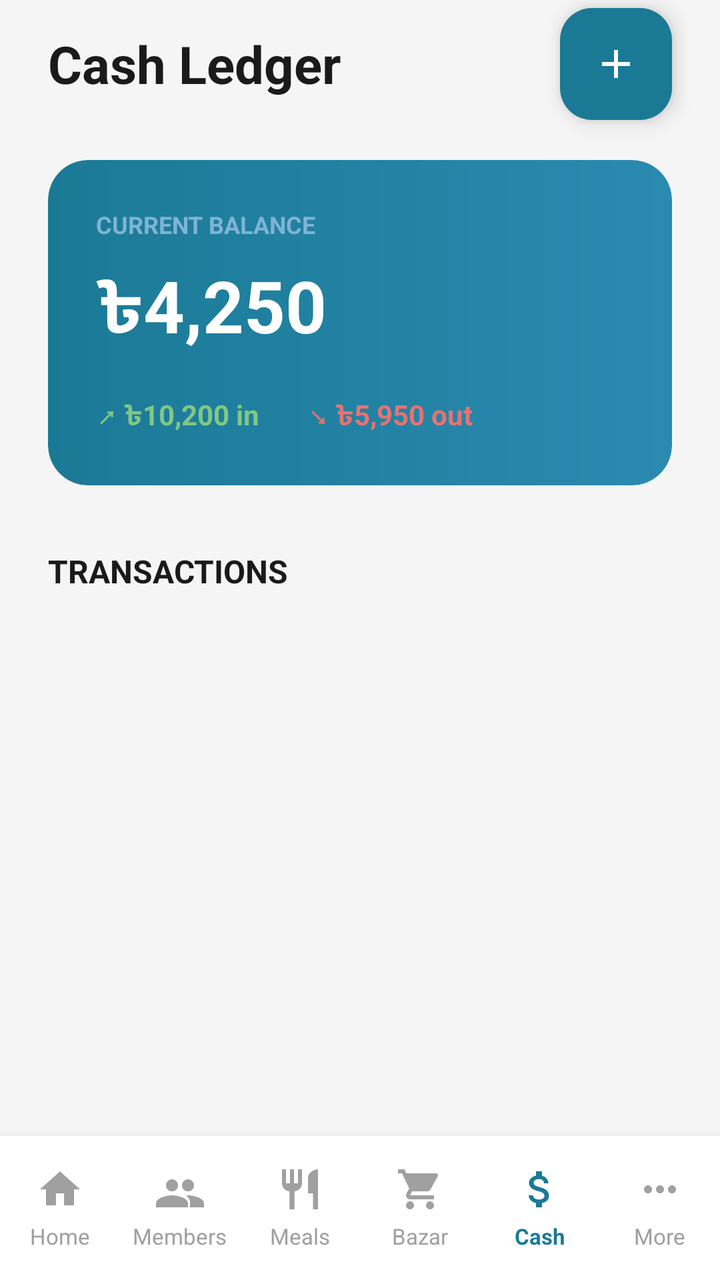
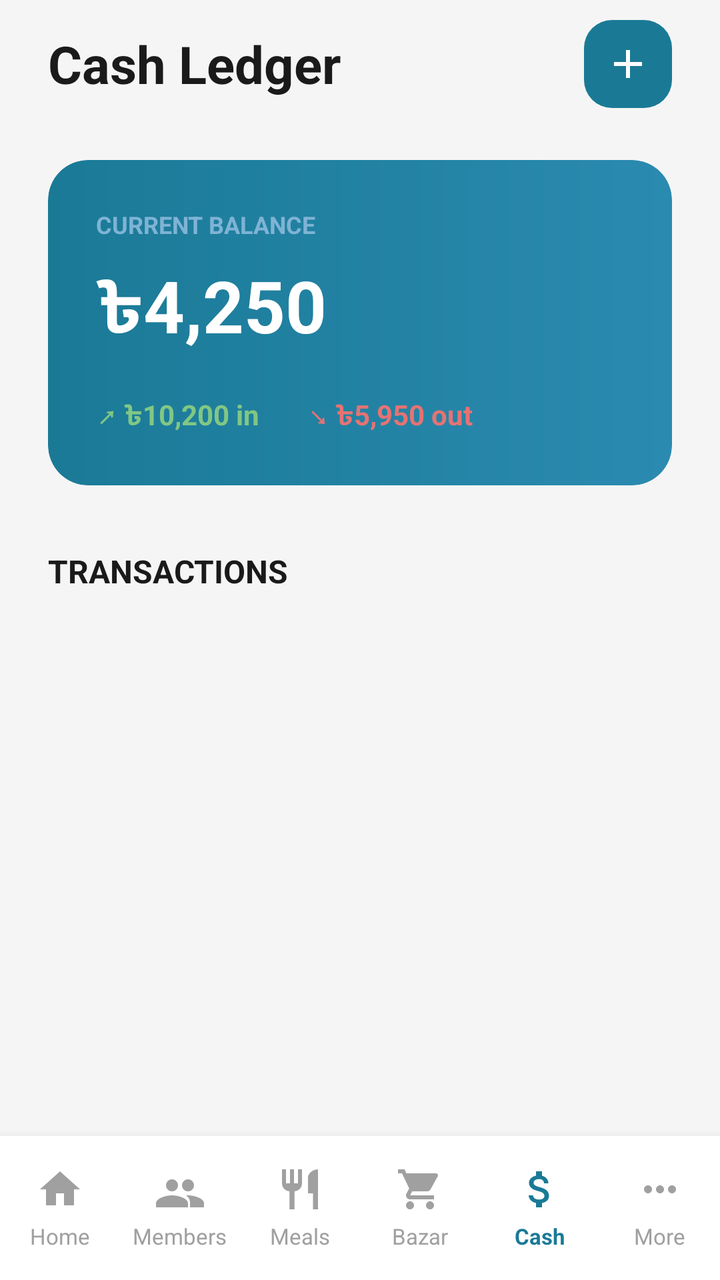

Before-and-after screenshots of an Android layout around one commit, followed by the original layout XML and the change that was made.
<!-- AndroidManifest.xml: activity theme Theme.MessManagement -->
<!-- res/layout/activity_cash_ledger.xml -->
<?xml version="1.0" encoding="utf-8"?>
<androidx.constraintlayout.widget.ConstraintLayout xmlns:android="http://schemas.android.com/apk/res/android"
    xmlns:app="http://schemas.android.com/apk/res-auto"
    xmlns:tools="http://schemas.android.com/tools"
    android:layout_width="match_parent"
    android:layout_height="match_parent"
    android:background="@color/bazar_bg">

    
    <TextView
        android:id="@+id/toolbar"
        android:layout_width="match_parent"
        android:layout_height="?attr/actionBarSize"
        android:background="@color/bazar_bg"
        app:layout_constraintTop_toTopOf="parent"
        android:text="@string/title_cash_ledger"

        android:textSize="26sp"
        android:paddingLeft="24dp"
        android:gravity="center_vertical"
        android:textStyle="bold"
        android:textColor="@color/text_dark" />

    <com.google.android.material.floatingactionbutton.FloatingActionButton
        android:id="@+id/fab_add_transaction"
        android:layout_width="wrap_content"
        android:layout_height="wrap_content"
        android:layout_marginEnd="24dp"
        android:contentDescription="@string/header_transactions"
        android:src="@drawable/ic_add"
        app:backgroundTint="@color/fab_bg"
        app:fabSize="mini"
        app:layout_constraintBottom_toBottomOf="@id/toolbar"
        app:layout_constraintEnd_toEndOf="parent"
        app:layout_constraintTop_toTopOf="@id/toolbar"
        app:tint="@color/white" />

    <ScrollView
        android:layout_width="match_parent"
        android:layout_height="0dp"
        android:fillViewport="true"
        app:layout_constraintBottom_toTopOf="@id/bottom_nav"
        app:layout_constraintTop_toBottomOf="@id/toolbar">

        <androidx.constraintlayout.widget.ConstraintLayout
            android:layout_width="match_parent"
            android:layout_height="wrap_content"
            android:paddingBottom="24dp">

            
            <com.google.android.material.card.MaterialCardView
                android:id="@+id/card_current_balance"
                android:layout_width="match_parent"
                android:layout_height="wrap_content"
                android:layout_marginHorizontal="24dp"
                android:layout_marginTop="16dp"
                app:cardCornerRadius="20dp"
                app:layout_constraintTop_toTopOf="parent"
                app:strokeWidth="0dp">

                <androidx.constraintlayout.widget.ConstraintLayout
                    android:layout_width="match_parent"
                    android:layout_height="wrap_content"
                    android:background="@drawable/cash_card_background"
                    android:padding="24dp">

                    <TextView
                        android:id="@+id/tv_balance_label"
                        android:layout_width="wrap_content"
                        android:layout_height="wrap_content"
                        android:text="@string/label_current_balance"
                        android:textColor="@color/text_light_blue"
                        android:textSize="12sp"
                        android:textStyle="bold"
                        app:layout_constraintStart_toStartOf="parent"
                        app:layout_constraintTop_toTopOf="parent" />

                    <TextView
                        android:id="@+id/tv_balance_amount"
                        android:layout_width="wrap_content"
                        android:layout_height="wrap_content"
                        android:layout_marginTop="8dp"
                        android:text="@string/balance_amount"
                        android:textColor="@color/white"
                        android:textSize="36sp"
                        android:textStyle="bold"
                        app:layout_constraintStart_toStartOf="parent"
                        app:layout_constraintTop_toBottomOf="@id/tv_balance_label" />

                    <LinearLayout
                        android:layout_width="match_parent"
                        android:layout_height="wrap_content"
                        android:layout_marginTop="16dp"
                        android:baselineAligned="false"
                        android:orientation="horizontal"
                        app:layout_constraintTop_toBottomOf="@id/tv_balance_amount">

                        <TextView
                            android:id="@+id/tv_incoming"
                            android:layout_width="wrap_content"
                            android:layout_height="wrap_content"
                            android:text="↗ ৳10,200 in"
                            android:textColor="#81C784"
                            android:textSize="14sp"
                            android:textStyle="bold" />

                        <TextView
                            android:id="@+id/tv_outgoing"
                            android:layout_width="wrap_content"
                            android:layout_height="wrap_content"
                            android:layout_marginStart="24dp"
                            android:text="↘ ৳5,950 out"
                            android:textColor="#E57373"
                            android:textSize="14sp"
                            android:textStyle="bold" />
                    </LinearLayout>

                </androidx.constraintlayout.widget.ConstraintLayout>
            </com.google.android.material.card.MaterialCardView>

            
            <TextView
                android:id="@+id/tv_transactions_header"
                android:layout_width="wrap_content"
                android:layout_height="wrap_content"
                android:layout_marginStart="24dp"
                android:layout_marginTop="32dp"
                android:text="@string/header_transactions"
                android:textColor="@color/text_dark"
                android:textSize="16sp"
                android:textStyle="bold"
                app:layout_constraintStart_toStartOf="parent"
                app:layout_constraintTop_toBottomOf="@id/card_current_balance" />

            

            <androidx.recyclerview.widget.RecyclerView
                android:id="@+id/transaction_container"
                android:layout_width="match_parent"
                android:layout_height="0dp"
                android:layout_weight="1"
                android:paddingHorizontal="16dp"
                android:paddingBottom="8dp"
                android:clipToPadding="false"
                app:layout_constraintTop_toBottomOf="@id/tv_transactions_header"/>


        </androidx.constraintlayout.widget.ConstraintLayout>
    </ScrollView>

    
    <LinearLayout
        android:id="@+id/bottom_nav"
        android:layout_width="match_parent"
        android:layout_height="72dp"
        android:background="@drawable/bottom_nav_background"
        android:baselineAligned="false"
        android:elevation="8dp"
        android:orientation="horizontal"
        app:layout_constraintBottom_toBottomOf="parent">

        
        <LinearLayout
            android:layout_width="0dp"
            android:layout_height="match_parent"
            android:layout_weight="1"
            android:gravity="center"
            android:orientation="vertical"

            android:clickable="true"
            android:focusable="true"
            android:background="?attr/selectableItemBackground"
            android:id="@+id/btn_home_layout">
            <ImageView
                android:layout_width="24dp"
                android:layout_height="24dp"
                android:contentDescription="@string/nav_home"
                android:src="@drawable/ic_home"
                app:tint="@color/nav_inactive" />
            <TextView
                android:layout_width="wrap_content"
                android:layout_height="wrap_content"
                android:layout_marginTop="4dp"
                android:text="@string/nav_home"
                android:textColor="@color/nav_inactive"
                android:textSize="11sp" />
        </LinearLayout>

        
        <LinearLayout
            android:id="@+id/btn_member_layout"
            android:layout_width="0dp"
            android:layout_height="match_parent"
            android:layout_weight="1"
            android:clickable="true"
            android:focusable="true"
            android:background="?attr/selectableItemBackground"
            android:gravity="center"
            android:orientation="vertical">
            <ImageView
                android:layout_width="24dp"
                android:layout_height="24dp"
                android:contentDescription="@string/nav_members"
                android:src="@drawable/ic_members"
                app:tint="@color/nav_inactive" />
            <TextView
                android:layout_width="wrap_content"
                android:layout_height="wrap_content"
                android:layout_marginTop="4dp"
                android:text="@string/nav_members"
                android:textColor="@color/nav_inactive"
                android:textSize="11sp" />
        </LinearLayout>

        
        <LinearLayout
            android:id="@+id/btn_meals_layout"
            android:layout_width="0dp"
            android:layout_height="match_parent"
            android:layout_weight="1"
            android:clickable="true"
            android:focusable="true"
            android:background="?attr/selectableItemBackground"
            android:gravity="center"
            android:orientation="vertical">
            <ImageView
                android:layout_width="24dp"
                android:layout_height="24dp"
                android:contentDescription="@string/nav_meals"
                android:src="@drawable/ic_meals"
                app:tint="@color/nav_inactive" />
            <TextView
                android:layout_width="wrap_content"
                android:layout_height="wrap_content"
                android:layout_marginTop="4dp"
                android:text="@string/nav_meals"
                android:textColor="@color/nav_inactive"
                android:textSize="11sp" />
        </LinearLayout>

        
        <LinearLayout
            android:id="@+id/btn_bazar_layout"
            android:layout_width="0dp"
            android:layout_height="match_parent"
            android:layout_weight="1"
            android:clickable="true"
            android:focusable="true"
            android:background="?attr/selectableItemBackground"
            android:gravity="center"
            android:orientation="vertical">
            <ImageView
                android:layout_width="24dp"
                android:layout_height="24dp"
                android:contentDescription="@string/nav_bazar"
                android:src="@drawable/ic_bazar"
                app:tint="@color/nav_inactive" />
            <TextView
                android:layout_width="wrap_content"
                android:layout_height="wrap_content"
                android:layout_marginTop="4dp"
                android:text="@string/nav_bazar"
                android:textColor="@color/nav_inactive"
                android:textSize="11sp" />
        </LinearLayout>

        
        <LinearLayout
            android:layout_width="0dp"
            android:layout_height="match_parent"
            android:layout_weight="1"
            android:gravity="center"
            android:orientation="vertical"

            android:clickable="true"
            android:focusable="true"
            android:background="?attr/selectableItemBackground"
            android:id="@+id/btn_cash_layout">
            <ImageView
                android:layout_width="24dp"
                android:layout_height="24dp"
                android:contentDescription="@string/nav_cash"
                android:src="@drawable/ic_cash"
                app:tint="@color/nav_active" />
            <TextView
                android:layout_width="wrap_content"
                android:layout_height="wrap_content"
                android:layout_marginTop="4dp"
                android:text="@string/nav_cash"
                android:textColor="@color/nav_active"
                android:textSize="11sp"
                android:textStyle="bold" />
        </LinearLayout>

        
        <LinearLayout
            android:id="@+id/btn_more_layout"
            android:layout_width="0dp"
            android:layout_height="match_parent"
            android:layout_weight="1"
            android:clickable="true"
            android:focusable="true"
            android:background="?attr/selectableItemBackground"
            android:gravity="center"
            android:orientation="vertical">
            <ImageView
                android:layout_width="24dp"
                android:layout_height="24dp"
                android:contentDescription="@string/nav_more"
                android:src="@drawable/ic_more"
                app:tint="@color/nav_inactive" />
            <TextView
                android:layout_width="wrap_content"
                android:layout_height="wrap_content"
                android:layout_marginTop="4dp"
                android:text="@string/nav_more"
                android:textColor="@color/nav_inactive"
                android:textSize="11sp" />
        </LinearLayout>

    </LinearLayout>

</androidx.constraintlayout.widget.ConstraintLayout>
<!-- resources referenced by this layout -->
<resources>
  <color name="bazar_bg">#F5F5F5</color>
  <color name="fab_bg">#1a7a96</color>
  <color name="nav_active">#1a7a96</color>
  <color name="nav_inactive">#a0a0a0</color>
  <color name="text_dark">#1a1a1a</color>
  <color name="text_light_blue">#7fb3d5</color>
  <color name="white">#FFFFFFFF</color>
  <!-- drawable bottom_nav_background (drawable) -->
  <?xml version="1.0" encoding="utf-8"?>
  <shape xmlns:android="http://schemas.android.com/apk/res/android">
      <solid android:color="@color/white" />
  </shape>
  <!-- drawable cash_card_background (drawable) -->
  <?xml version="1.0" encoding="utf-8"?>
  <shape xmlns:android="http://schemas.android.com/apk/res/android">
      <gradient
          android:angle="0"
          android:endColor="@color/bazar_card_end"
          android:startColor="@color/bazar_card_start"
          android:type="linear" />
      <corners android:radius="20dp" />
  </shape>
  <!-- drawable ic_add (drawable) -->
  <vector xmlns:android="http://schemas.android.com/apk/res/android"
      android:width="24dp"
      android:height="24dp"
      android:viewportWidth="24"
      android:viewportHeight="24">
      <path
          android:fillColor="@android:color/white"
          android:pathData="M19,13H13V19H11V13H5V11H11V5H13V11H19V13Z" />
  </vector>
  <!-- drawable ic_home (drawable) -->
  <vector xmlns:android="http://schemas.android.com/apk/res/android"
      android:width="24dp"
      android:height="24dp"
      android:viewportWidth="24"
      android:viewportHeight="24">
      <path
          android:fillColor="@android:color/black"
          android:pathData="M10,20V14H14V20H19V12H22L12,3L2,12H5V20H10Z" />
  </vector>
  <!-- drawable ic_meals (drawable) -->
  <vector xmlns:android="http://schemas.android.com/apk/res/android"
      android:width="24dp"
      android:height="24dp"
      android:viewportWidth="24"
      android:viewportHeight="24">
      <path
          android:fillColor="@android:color/black"
          android:pathData="M11,9H9V2H7V9H5V2H3V9C3,11.12 4.66,12.84 6.75,12.97V22H9.25V12.97C11.34,12.84 13,11.12 13,9V2H11V9M16,6V14H18.5V22H21V2C18.24,2 16,4.24 16,6Z" />
  </vector>
  <string name="balance_amount">৳4,250</string>
  <string name="header_transactions">TRANSACTIONS</string>
  <string name="label_current_balance">CURRENT BALANCE</string>
  <string name="nav_bazar">Bazar</string>
  <string name="nav_cash">Cash</string>
  <string name="nav_home">Home</string>
  <string name="nav_meals">Meals</string>
  <string name="nav_members">Members</string>
  <string name="nav_more">More</string>
  <string name="title_cash_ledger">Cash Ledger</string>
  <style name="Theme.MessManagement" parent="Theme.Material3.Light.NoActionBar">
          
          <item name="colorPrimary">@color/nav_active</item>
          <item name="colorOnPrimary">@color/white</item>
          
          <item name="colorSecondary">@color/bazar_card_end</item>
          <item name="colorOnSecondary">@color/white</item>
          
          <item name="android:statusBarColor">@color/primary_bg</item>
          <item name="android:windowLightStatusBar">true</item>
          <item name="android:fitsSystemWindows">true</item>
      </style>
  <color name="bazar_card_end">#2b8ab0</color>
  <color name="bazar_card_start">#1a7a96</color>
  <color name="primary_bg">#1a4d63</color>
  <!-- unchanged entries left out for length: 4 -->
</resources>

<!-- the commit's change to res/layout/activity_cash_ledger.xml (unified diff, before → after) -->
@@ -7,33 +7,35 @@
     android:background="@color/bazar_bg">
 
     
+
     <TextView
         android:id="@+id/toolbar"
         android:layout_width="match_parent"
         android:layout_height="?attr/actionBarSize"
         android:background="@color/bazar_bg"
+        android:gravity="center_vertical"
+        android:paddingLeft="24dp"
+        android:text="@string/title_cash_ledger"
+        android:textColor="@color/text_dark"
+        android:textSize="26sp"
+        android:textStyle="bold"
         app:layout_constraintTop_toTopOf="parent"
-        android:text="@string/title_cash_ledger"
-
-        android:textSize="26sp"
-        android:paddingLeft="24dp"
-        android:gravity="center_vertical"
-        android:textStyle="bold"
-        android:textColor="@color/text_dark" />
-
-    <com.google.android.material.floatingactionbutton.FloatingActionButton
+        tools:layout_editor_absoluteX="0dp" />
+
+    <ImageButton
         android:id="@+id/fab_add_transaction"
-        android:layout_width="wrap_content"
-        android:layout_height="wrap_content"
-        android:layout_marginEnd="24dp"
-        android:contentDescription="@string/header_transactions"
         android:src="@drawable/ic_add"
         app:backgroundTint="@color/fab_bg"
-        app:fabSize="mini"
+        android:layout_width="44dp"
+        android:layout_height="44dp"
+        android:background="@drawable/bg_circle_teal"
+        android:contentDescription="@string/header_transactions"
+
+        android:layout_marginEnd="24dp"
         app:layout_constraintBottom_toBottomOf="@id/toolbar"
         app:layout_constraintEnd_toEndOf="parent"
         app:layout_constraintTop_toTopOf="@id/toolbar"
-        app:tint="@color/white" />
+        />
 
     <ScrollView
         android:layout_width="match_parent"
<!-- resource entries referenced after the edit -->
@@ -7,6 +7,16 @@
   <color name="text_dark">#1a1a1a</color>
   <color name="text_light_blue">#7fb3d5</color>
   <color name="white">#FFFFFFFF</color>
+  <!-- drawable bg_circle_teal (drawable) -->
+  <?xml version="1.0" encoding="utf-8"?>
+  <shape xmlns:android="http://schemas.android.com/apk/res/android"
+      android:shape="rectangle">
+  
+      <solid android:color="#1A5C5C" />
+  
+      <corners android:radius="14dp" />
+  
+  </shape>
   <!-- drawable bottom_nav_background (drawable) -->
   <?xml version="1.0" encoding="utf-8"?>
   <shape xmlns:android="http://schemas.android.com/apk/res/android">
